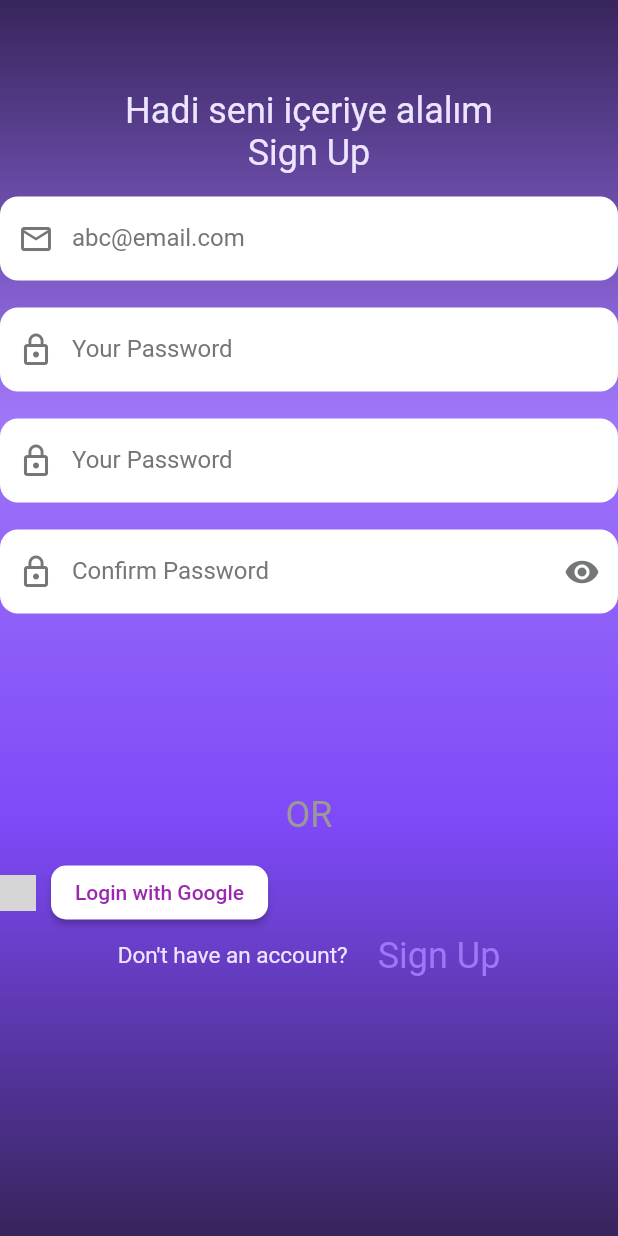
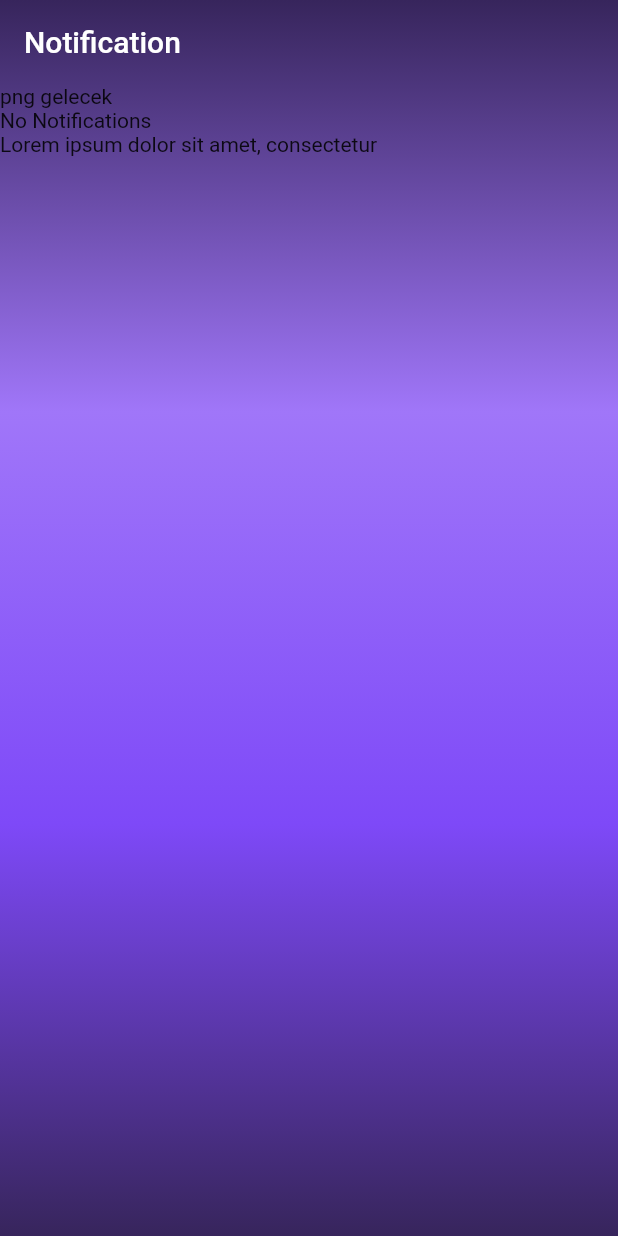
Before and after one commit to Aysenur08/ubi, a Flutter app: the screen it shows after launch, on a phone screen of 412 x 824 dp. Run offline on Flutter 3.47's test engine with Material 2 defaults, Android fonts, the phone set to English and light mode, and no system bars; grey boxes are pictures that could not be loaded.

Commit message:
success1

```diff
--- a/lib/main.dart
+++ b/lib/main.dart
@@ -1,4 +1,5 @@
 import 'package:flutter/material.dart';
+import 'package:ubi/screens/notification_screen.dart';
 import 'package:ubi/screens/sign_up_screen.dart';
 
 void main() {
@@ -13,7 +14,7 @@ class MyApp extends StatelessWidget {
   Widget build(BuildContext context) {
     return MaterialApp(
 
-      home:  SignUpScreen(),
+      home:  NotificationScreen(),
       debugShowCheckedModeBanner: false,
     );
 
--- /dev/null
+++ b/lib/screens/notification_screen.dart
@@ -0,0 +1,43 @@
+import 'package:flutter/material.dart';
+
+import '../utils/custom_colors.dart';
+
+class NotificationScreen extends StatefulWidget {
+  const NotificationScreen({super.key});
+
+  @override
+  State<NotificationScreen> createState() => _NotificationScreenState();
+}
+
+class _NotificationScreenState extends State<NotificationScreen> {
+  @override
+  Widget build(BuildContext context) {
+    return Scaffold(
+        extendBodyBehindAppBar: true,
+        appBar: AppBar(
+          backgroundColor: Colors.transparent,
+          elevation: 0,
+          title: Text("Notification"),
+        ),
+        body: Container(
+          decoration: BoxDecoration(
+            gradient: LinearGradient(
+                begin: Alignment.topCenter,
+                end: Alignment.bottomCenter,
+                colors: [
+                  CustomColors.cyan_1,
+                  Color(0xFFFA076F9),
+                  Color(0xFFF7E49F8),
+                  Color(0xFFF37255C)
+                ]),
+          ),
+          child: ListView(
+            children: [
+              Text("png gelecek"),
+              Text("No Notifications"),
+              Text("Lorem ipsum dolor sit amet, consectetur"),
+            ],
+          ),
+        ));
+  }
+}
```
Also changed, not shown: lib/screens/my_events_screen.dart (added).
